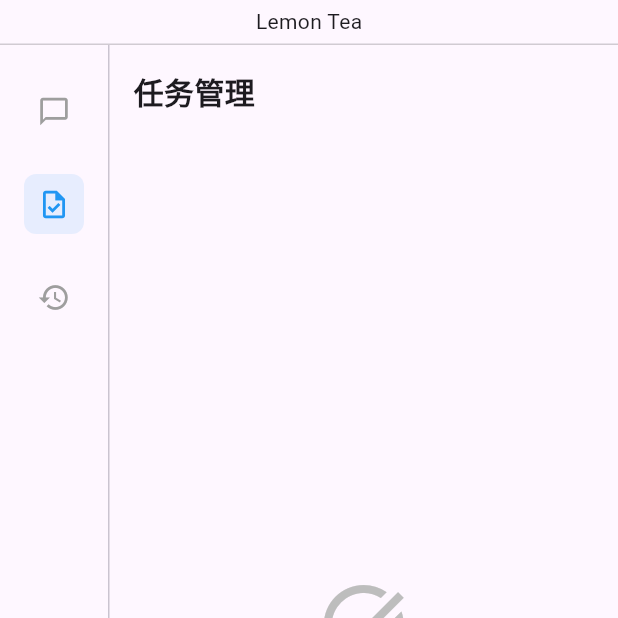
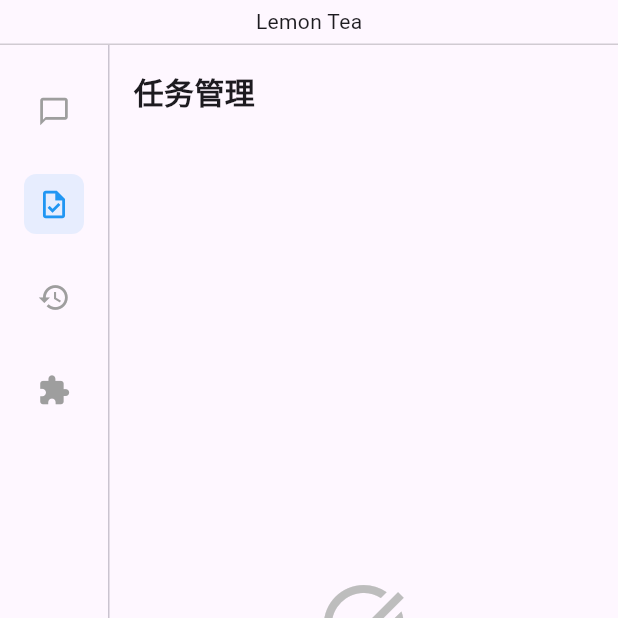
Before and after one commit to MikeLINGxZ/justchat, a Flutter app: the screen it shows after launch, after a tap on the "settings" icon, after a tap on the "chat bubble outline" icon, after a tap on the "task" icon, on a phone screen of 412 x 824 dp, the top half of it. Run offline on Flutter 3.47's test engine with Material 3 defaults, Android fonts, the light colour scheme and no system bars; our stand-ins replace flutter_riverpod, shared_preferences; missing offline and left inert: markdown_widget, window_manager; statements that could not run were skipped.

Commit message:
feat: add plugin management localization support
- Introduced a new localized string for "Plugin Management" in both English and Chinese.
- Updated localization files and generated code to include the new string, enhancing the app's language support.
- Integrated the PluginsPage into the home layout, improving navigation and user experience.

```diff
--- a/lib/l10n/intl_en.arb
+++ b/lib/l10n/intl_en.arb
@@ -50,5 +50,6 @@
   "fontSizeSmall": "Small",
   "fontSizeMedium": "Medium",
   "fontSizeLarge": "Large",
-  "fontSizeExtraLarge": "Extra Large"
+  "fontSizeExtraLarge": "Extra Large",
+  "pluginManagement": "Plugin Management"
 }
--- a/lib/l10n/intl_zh_cn.arb
+++ b/lib/l10n/intl_zh_cn.arb
@@ -50,5 +50,6 @@
   "fontSizeSmall": "小",
   "fontSizeMedium": "中",
   "fontSizeLarge": "大",
-  "fontSizeExtraLarge": "超大"
+  "fontSizeExtraLarge": "超大",
+  "pluginManagement": "插件管理"
 }
--- a/lib/pages/home/home.dart
+++ b/lib/pages/home/home.dart
@@ -5,6 +5,7 @@ import 'package:lemon_tea/pages/home/assistant/assistant.dart';
 import 'package:lemon_tea/pages/home/task/task.dart';
 import 'package:lemon_tea/pages/home/history/history.dart';
 import 'package:lemon_tea/pages/home/settings/settings.dart';
+import 'package:lemon_tea/pages/home/plugins/plugins.dart';
 import 'package:lemon_tea/utils/conversation_manager.dart';
 import 'package:lemon_tea/models/conversation.dart';
 
@@ -39,6 +40,7 @@ class _HomePage extends State<HomePage> {
         onConversationDeleted: _handleConversationDeleted,
         onNewConversation: _handleNewConversation,
       ),
+      const PluginsPage(),
       const SettingsPage(),
     ]);
   }
@@ -105,13 +107,23 @@ class _HomePage extends State<HomePage> {
                           });
                         },
                       ),
-                      const Spacer(),
+                      const SizedBox(height: 14),
                       SidebarIconButton(
-                        icon: Icons.settings,
+                        icon: Icons.extension,
                         isSelected: _selectedIndex == 3,
                         onPressed: () {
                           setState(() {
                             _selectedIndex = 3;
+                          });
+                        },
+                      ),
+                      const Spacer(),
+                      SidebarIconButton(
+                        icon: Icons.settings,
+                        isSelected: _selectedIndex == 4,
+                        onPressed: () {
+                          setState(() {
+                            _selectedIndex = 4;
                           });
                         },
                       ),
```
Also changed, not shown: lib/pages/home/plugins/plugins.dart (added, +36 -0 lines), lib/generated/intl/messages_en.dart, lib/generated/intl/messages_zh_CN.dart, lib/generated/l10n.dart.
